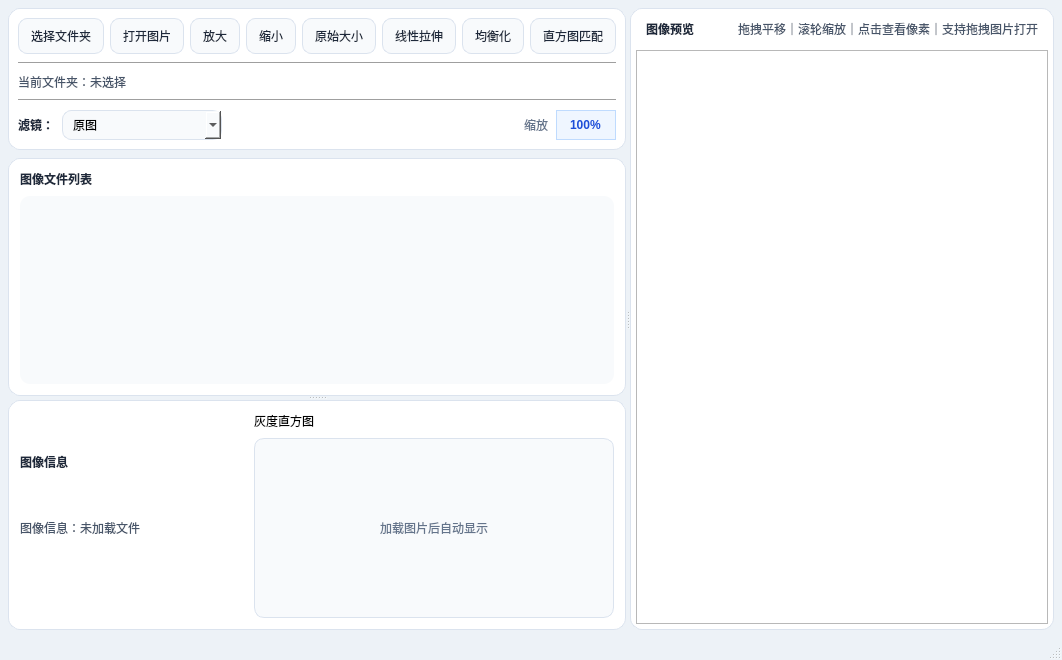
Qt form src/MainWindow.ui (zlx041015/Image-Processing-Platform) before a commit.
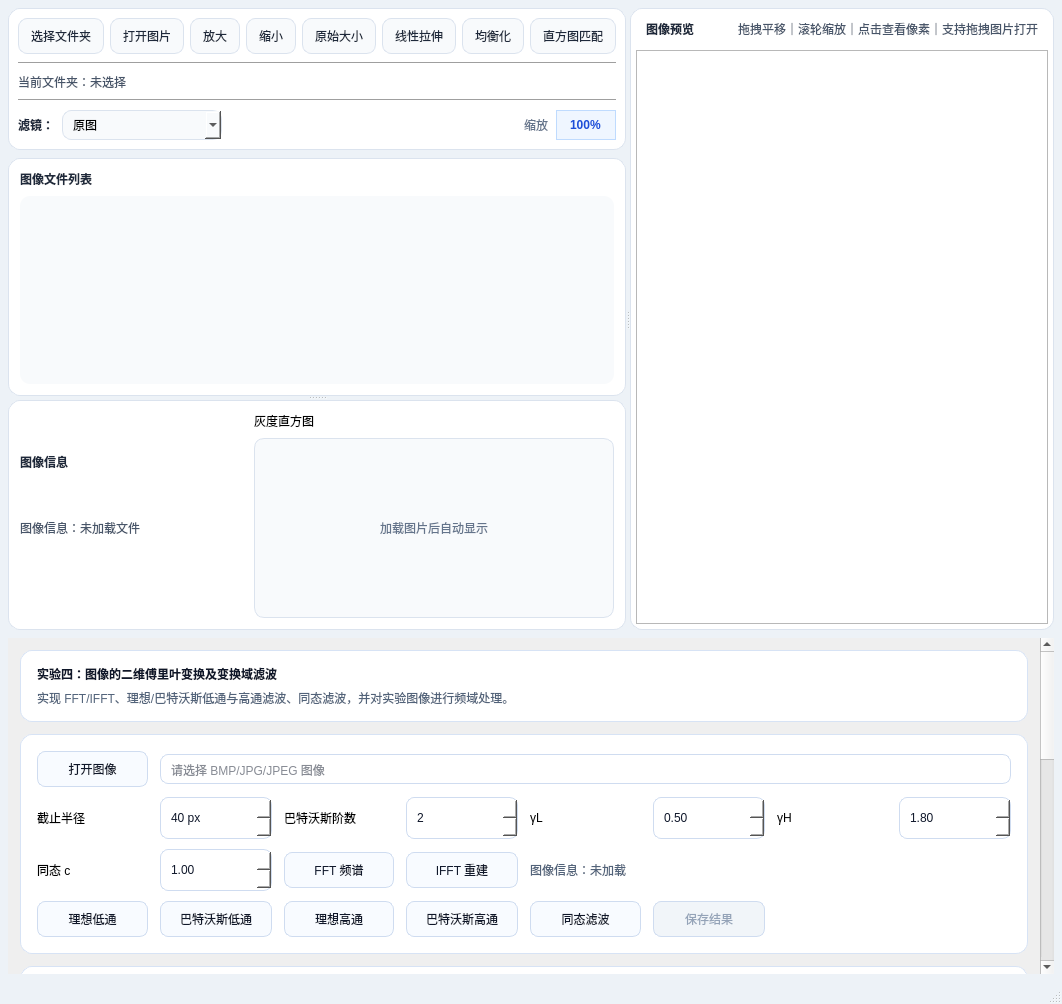
The same form after that commit. Custom widgets are drawn as their Qt base class.

Commit message: 实验四_图像的二维傅里叶变换及变换域滤波

```diff
--- a/src/MainWindow.ui
+++ b/src/MainWindow.ui
@@ -459,6 +459,382 @@
       </widget>
      </widget>
     </item>
+    <item>
+     <widget class="FourierExperimentWidget" name="fourierExperimentPage">
+      <property name="styleSheet">
+       <string notr="true">FourierExperimentWidget#fourierExperimentPage {
+    background: #f5f8ff;
+}
+
+QFrame#fourierHeaderCard,
+QFrame#fourierControlCard,
+QFrame#fourierPreviewCard,
+QFrame#fourierNotesCard {
+    background: #ffffff;
+    border: 1px solid #d7e3f5;
+    border-radius: 12px;
+}
+
+QLabel#fourierTitle,
+QLabel#fourierNotesTitle,
+QLabel#fourierOriginalTitle,
+QLabel#fourierSpectrumTitle,
+QLabel#fourierResultTitle {
+    color: #0f172a;
+    font-weight: 700;
+}
+
+QLabel#fourierSubtitle,
+QLabel#fourierImageInfoLabel,
+QLabel#fourierStatusLabel {
+    color: #52637a;
+}
+
+QLabel#fourierOriginalLabel,
+QLabel#fourierSpectrumLabel,
+QLabel#fourierResultLabel {
+    background: #0f172a;
+    color: #dbeafe;
+    border: 1px solid #d7e3f5;
+    border-radius: 10px;
+}
+
+QLineEdit#fourierPathEdit,
+QSpinBox#fourierCutoffSpin,
+QSpinBox#fourierOrderSpin,
+QDoubleSpinBox#fourierGammaLowSpin,
+QDoubleSpinBox#fourierGammaHighSpin,
+QDoubleSpinBox#fourierHomomorphicCSpin,
+QTextEdit#fourierNotesEdit {
+    color: #0f172a;
+    background: #ffffff;
+    border: 1px solid #cfdcf0;
+    border-radius: 8px;
+    padding: 6px 8px;
+}
+
+QSpinBox#fourierCutoffSpin,
+QSpinBox#fourierOrderSpin,
+QDoubleSpinBox#fourierGammaLowSpin,
+QDoubleSpinBox#fourierGammaHighSpin,
+QDoubleSpinBox#fourierHomomorphicCSpin {
+    min-height: 28px;
+    padding: 6px 24px 6px 8px;
+}
+
+QPushButton#fourierOpenButton,
+QPushButton#fourierFftButton,
+QPushButton#fourierIfftButton,
+QPushButton#fourierIdealLowButton,
+QPushButton#fourierButterLowButton,
+QPushButton#fourierIdealHighButton,
+QPushButton#fourierButterHighButton,
+QPushButton#fourierHomoButton,
+QPushButton#fourierSaveButton {
+    color: #0f172a;
+    background: #f8fbff;
+    border: 1px solid #cfdcf0;
+    border-radius: 8px;
+    padding: 8px 12px;
+}
+
+QPushButton#fourierOpenButton:hover,
+QPushButton#fourierFftButton:hover,
+QPushButton#fourierIfftButton:hover,
+QPushButton#fourierIdealLowButton:hover,
+QPushButton#fourierButterLowButton:hover,
+QPushButton#fourierIdealHighButton:hover,
+QPushButton#fourierButterHighButton:hover,
+QPushButton#fourierHomoButton:hover,
+QPushButton#fourierSaveButton:hover {
+    background: #e6f0ff;
+}
+
+QPushButton#fourierSaveButton:disabled {
+    color: #94a3b8;
+    background: #f1f5f9;
+}</string>
+      </property>
+      <layout class="QVBoxLayout" name="fourierRootLayout">
+       <property name="leftMargin"><number>0</number></property>
+       <property name="topMargin"><number>0</number></property>
+       <property name="rightMargin"><number>0</number></property>
+       <property name="bottomMargin"><number>0</number></property>
+       <property name="spacing"><number>10</number></property>
+       <item>
+        <widget class="QScrollArea" name="fourierScrollArea">
+         <property name="frameShape"><enum>QFrame::NoFrame</enum></property>
+         <property name="widgetResizable"><bool>true</bool></property>
+         <widget class="QWidget" name="fourierScrollContent">
+          <layout class="QVBoxLayout" name="fourierContentLayout">
+           <property name="leftMargin"><number>12</number></property>
+           <property name="topMargin"><number>12</number></property>
+           <property name="rightMargin"><number>12</number></property>
+           <property name="bottomMargin"><number>12</number></property>
+           <property name="spacing"><number>12</number></property>
+           <item>
+            <widget class="QFrame" name="fourierHeaderCard">
+             <layout class="QVBoxLayout" name="fourierHeaderLayout">
+              <property name="leftMargin"><number>16</number></property>
+              <property name="topMargin"><number>14</number></property>
+              <property name="rightMargin"><number>16</number></property>
+              <property name="bottomMargin"><number>14</number></property>
+              <property name="spacing"><number>6</number></property>
+              <item>
+               <widget class="QLabel" name="fourierTitle">
+                <property name="text"><string>实验四：图像的二维傅里叶变换及变换域滤波</string></property>
+               </widget>
+              </item>
+              <item>
+               <widget class="QLabel" name="fourierSubtitle">
+                <property name="text"><string>实现 FFT/IFFT、理想/巴特沃斯低通与高通滤波、同态滤波，并对实验图像进行频域处理。</string></property>
+                <property name="wordWrap"><bool>true</bool></property>
+               </widget>
+              </item>
+             </layout>
+            </widget>
+           </item>
+           <item>
+            <widget class="QFrame" name="fourierControlCard">
+             <layout class="QGridLayout" name="fourierControlLayout">
+              <property name="leftMargin"><number>16</number></property>
+              <property name="topMargin"><number>16</number></property>
+              <property name="rightMargin"><number>16</number></property>
+              <property name="bottomMargin"><number>16</number></property>
+              <property name="horizontalSpacing"><number>12</number></property>
+              <property name="verticalSpacing"><number>10</number></property>
+              <item row="0" column="0">
+               <widget class="QPushButton" name="fourierOpenButton">
+                <property name="minimumSize"><size><width>92</width><height>34</height></size></property>
+                <property name="text"><string>打开图像</string></property>
+               </widget>
+              </item>
+              <item row="0" column="1" colspan="7">
+               <widget class="QLineEdit" name="fourierPathEdit">
+                <property name="readOnly"><bool>true</bool></property>
+                <property name="placeholderText"><string>请选择 BMP/JPG/JPEG 图像</string></property>
+               </widget>
+              </item>
+              <item row="1" column="0">
+               <widget class="QLabel" name="fourierCutoffLabel">
+                <property name="text"><string>截止半径</string></property>
+               </widget>
+              </item>
+              <item row="1" column="1">
+               <widget class="QSpinBox" name="fourierCutoffSpin">
+                <property name="minimumSize"><size><width>112</width><height>0</height></size></property>
+                <property name="suffix"><string> px</string></property>
+                <property name="minimum"><number>1</number></property>
+                <property name="maximum"><number>2048</number></property>
+                <property name="value"><number>40</number></property>
+               </widget>
+              </item>
+              <item row="1" column="2">
+               <widget class="QLabel" name="fourierOrderLabel">
+                <property name="text"><string>巴特沃斯阶数</string></property>
+               </widget>
+              </item>
+              <item row="1" column="3">
+               <widget class="QSpinBox" name="fourierOrderSpin">
+                <property name="minimumSize"><size><width>96</width><height>0</height></size></property>
+                <property name="minimum"><number>1</number></property>
+                <property name="maximum"><number>10</number></property>
+                <property name="value"><number>2</number></property>
+               </widget>
+              </item>
+              <item row="1" column="4">
+               <widget class="QLabel" name="fourierGammaLowLabel">
+                <property name="text"><string>γL</string></property>
+               </widget>
+              </item>
+              <item row="1" column="5">
+               <widget class="QDoubleSpinBox" name="fourierGammaLowSpin">
+                <property name="minimumSize"><size><width>112</width><height>0</height></size></property>
+                <property name="decimals"><number>2</number></property>
+                <property name="minimum"><double>0.050000000000000</double></property>
+                <property name="maximum"><double>2.000000000000000</double></property>
+                <property name="singleStep"><double>0.050000000000000</double></property>
+                <property name="value"><double>0.500000000000000</double></property>
+               </widget>
+              </item>
+              <item row="1" column="6">
+               <widget class="QLabel" name="fourierGammaHighLabel">
+                <property name="text"><string>γH</string></property>
+               </widget>
+              </item>
+              <item row="1" column="7">
+               <widget class="QDoubleSpinBox" name="fourierGammaHighSpin">
+                <property name="minimumSize"><size><width>112</width><height>0</height></size></property>
+                <property name="decimals"><number>2</number></property>
+                <property name="minimum"><double>0.100000000000000</double></property>
+                <property name="maximum"><double>5.000000000000000</double></property>
+                <property name="singleStep"><double>0.100000000000000</double></property>
+                <property name="value"><double>1.800000000000000</double></property>
+               </widget>
+              </item>
+              <item row="2" column="0">
+               <widget class="QLabel" name="fourierHomomorphicCLabel">
+                <property name="text"><string>同态 c</string></property>
+               </widget>
+              </item>
+              <item row="2" column="1">
+               <widget class="QDoubleSpinBox" name="fourierHomomorphicCSpin">
+                <property name="minimumSize"><size><width>112</width><height>0</height></size></property>
+                <property name="decimals"><number>2</number></property>
+                <property name="minimum"><double>0.100000000000000</double></property>
+                <property name="maximum"><double>10.000000000000000</double></property>
+                <property name="singleStep"><double>0.100000000000000</double></property>
+                <property name="value"><double>1.000000000000000</double></property>
+               </widget>
+              </item>
+              <item row="2" column="2">
+               <widget class="QPushButton" name="fourierFftButton">
+                <property name="minimumSize"><size><width>92</width><height>34</height></size></property>
+                <property name="text"><string>FFT 频谱</string></property>
+               </widget>
+              </item>
+              <item row="2" column="3">
+               <widget class="QPushButton" name="fourierIfftButton">
+                <property name="minimumSize"><size><width>92</width><height>34</height></size></property>
+                <property name="text"><string>IFFT 重建</string></property>
+               </widget>
+              </item>
+              <item row="2" column="4" colspan="4">
+               <widget class="QLabel" name="fourierImageInfoLabel">
+                <property name="text"><string>图像信息：未加载</string></property>
+                <property name="wordWrap"><bool>true</bool></property>
+               </widget>
+              </item>
+              <item row="3" column="0">
+               <widget class="QPushButton" name="fourierIdealLowButton">
+                <property name="minimumSize"><size><width>92</width><height>34</height></size></property>
+                <property name="text"><string>理想低通</string></property>
+               </widget>
+              </item>
+              <item row="3" column="1">
+               <widget class="QPushButton" name="fourierButterLowButton">
+                <property name="minimumSize"><size><width>112</width><height>34</height></size></property>
+                <property name="text"><string>巴特沃斯低通</string></property>
+               </widget>
+              </item>
+              <item row="3" column="2">
+               <widget class="QPushButton" name="fourierIdealHighButton">
+                <property name="minimumSize"><size><width>92</width><height>34</height></size></property>
+                <property name="text"><string>理想高通</string></property>
+               </widget>
+              </item>
+              <item row="3" column="3">
+               <widget class="QPushButton" name="fourierButterHighButton">
+                <property name="minimumSize"><size><width>112</width><height>34</height></size></property>
+                <property name="text"><string>巴特沃斯高通</string></property>
+               </widget>
+              </item>
+              <item row="3" column="4">
+               <widget class="QPushButton" name="fourierHomoButton">
+                <property name="minimumSize"><size><width>92</width><height>34</height></size></property>
+                <property name="text"><string>同态滤波</string></property>
+               </widget>
+              </item>
+              <item row="3" column="5">
+               <widget class="QPushButton" name="fourierSaveButton">
+                <property name="minimumSize"><size><width>92</width><height>34</height></size></property>
+                <property name="enabled"><bool>false</bool></property>
+                <property name="text"><string>保存结果</string></property>
+               </widget>
+              </item>
+             </layout>
+            </widget>
+           </item>
+           <item>
+            <widget class="QFrame" name="fourierPreviewCard">
+             <layout class="QGridLayout" name="fourierPreviewLayout">
+              <property name="leftMargin"><number>16</number></property>
+              <property name="topMargin"><number>16</number></property>
+              <property name="rightMargin"><number>16</number></property>
+              <property name="bottomMargin"><number>16</number></property>
+              <property name="horizontalSpacing"><number>12</number></property>
+              <property name="verticalSpacing"><number>10</number></property>
+              <item row="0" column="0">
+               <widget class="QLabel" name="fourierOriginalTitle">
+                <property name="text"><string>原图</string></property>
+               </widget>
+              </item>
+              <item row="0" column="1">
+               <widget class="QLabel" name="fourierSpectrumTitle">
+                <property name="text"><string>频谱/滤波器频域</string></property>
+               </widget>
+              </item>
+              <item row="0" column="2">
+               <widget class="QLabel" name="fourierResultTitle">
+                <property name="text"><string>结果图像</string></property>
+               </widget>
+              </item>
+              <item row="1" column="0">
+               <widget class="QLabel" name="fourierOriginalLabel">
+                <property name="minimumSize"><size><width>280</width><height>260</height></size></property>
+                <property name="text"><string>等待图像</string></property>
+                <property name="alignment"><set>Qt::AlignCenter</set></property>
+                <property name="wordWrap"><bool>true</bool></property>
+               </widget>
+              </item>
+              <item row="1" column="1">
+               <widget class="QLabel" name="fourierSpectrumLabel">
+                <property name="minimumSize"><size><width>280</width><height>260</height></size></property>
+                <property name="text"><string>等待图像</string></property>
+                <property name="alignment"><set>Qt::AlignCenter</set></property>
+                <property name="wordWrap"><bool>true</bool></property>
+               </widget>
+              </item>
+              <item row="1" column="2">
+               <widget class="QLabel" name="fourierResultLabel">
+                <property name="minimumSize"><size><width>280</width><height>260</height></size></property>
+                <property name="text"><string>等待图像</string></property>
+                <property name="alignment"><set>Qt::AlignCenter</set></property>
+                <property name="wordWrap"><bool>true</bool></property>
+               </widget>
+              </item>
+             </layout>
+            </widget>
+           </item>
+           <item>
+            <widget class="QFrame" name="fourierNotesCard">
+             <layout class="QVBoxLayout" name="fourierNotesLayout">
+              <property name="leftMargin"><number>16</number></property>
+              <property name="topMargin"><number>14</number></property>
+              <property name="rightMargin"><number>16</number></property>
+              <property name="bottomMargin"><number>14</number></property>
+              <property name="spacing"><number>8</number></property>
+              <item>
+               <widget class="QLabel" name="fourierNotesTitle">
+                <property name="text"><string>实验记录</string></property>
+               </widget>
+              </item>
+              <item>
+               <widget class="QTextEdit" name="fourierNotesEdit">
+                <property name="minimumSize"><size><width>0</width><height>96</height></size></property>
+                <property name="readOnly"><bool>true</bool></property>
+                <property name="plainText"><string>1. FFT/IFFT：对图像乘以 (-1)^(x+y) 后做二维 FFT，使频谱中心移到图像中心。
+2. 理想滤波器：按距离 D 与截止半径 D0 的关系直接保留或抑制频率。
+3. 巴特沃斯滤波器：阶数越高，过渡带越陡，通常比理想滤波器振铃更弱。
+4. 同态滤波：对 log(1+I) 做频域高频增强和低频抑制，再指数反变换。</string></property>
+               </widget>
+              </item>
+             </layout>
+            </widget>
+           </item>
+           <item>
+            <widget class="QLabel" name="fourierStatusLabel">
+             <property name="minimumSize"><size><width>0</width><height>26</height></size></property>
+             <property name="text"><string>状态：请加载图像后开始实验四</string></property>
+            </widget>
+           </item>
+          </layout>
+         </widget>
+        </widget>
+       </item>
+      </layout>
+     </widget>
+    </item>
    </layout>
   </widget>
   <widget class="QMenuBar" name="menubar"/>
@@ -470,6 +846,12 @@
    <extends>QGraphicsView</extends>
    <header>ImageView.h</header>
   </customwidget>
+  <customwidget>
+   <class>FourierExperimentWidget</class>
+   <extends>QWidget</extends>
+   <header>FourierExperimentWidget.h</header>
+   <container>1</container>
+  </customwidget>
  </customwidgets>
  <resources/>
  <connections/>
```
The commit also changes 4 other files.
